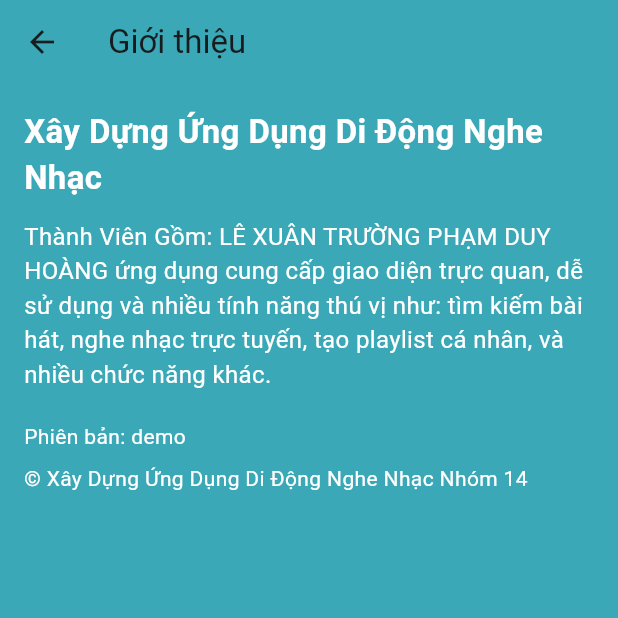
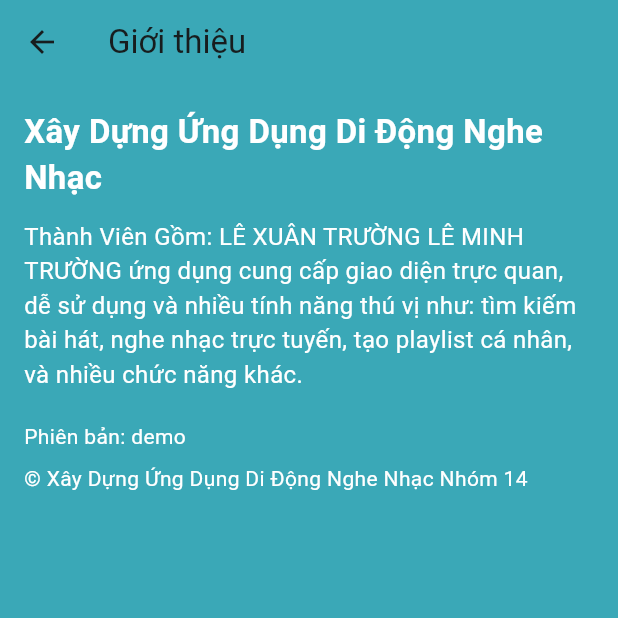
Before and after one commit to truongSky204/nhaccuatruong_app, a Flutter app: the AboutPage screen opened directly, on a phone screen of 412 x 824 dp, the top half of it. Run offline on Flutter 3.47's test engine with Material 3 defaults, Android fonts, the phone set to English and light mode, and no system bars; our stand-ins replace audio_video_progress_bar, firebase_auth, firebase_core, just_audio, rxdart; accounts and stored records are empty; network calls fail.

Commit message:
Update about_page

```diff
--- a/lib/ui/settings/about_page.dart
+++ b/lib/ui/settings/about_page.dart
@@ -25,7 +25,7 @@ class AboutPage extends StatelessWidget {
             Text(
               'Thành Viên Gồm: '
                   'LÊ XUÂN TRƯỜNG '
-                  'PHẠM DUY HOÀNG '
+                  'LÊ MINH TRƯỜNG '
                   'ứng dụng cung cấp giao diện trực quan, dễ sử dụng và nhiều tính năng thú vị như: '
                   'tìm kiếm bài hát, nghe nhạc trực tuyến, tạo playlist cá nhân, và nhiều chức năng khác.',
               style: TextStyle(color: Colors.white, fontSize: 16),
```
